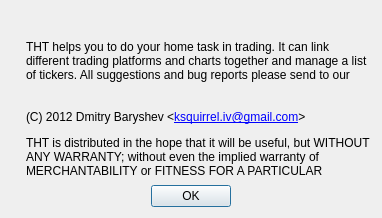
First picture: the form in about.ui, repository HappySeaFox/tht, before the edit.
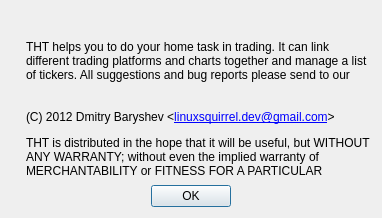
Second picture: the form after the edit. Icons and pictures are not drawn.

Diff of the .ui file:
```diff
--- a/about.ui
+++ b/about.ui
@@ -129,7 +129,7 @@
        <item>
         <widget class="QLabel" name="label_4">
          <property name="text">
-          <string>(C) 2012 Dmitry Baryshev &amp;lt;&lt;a href=&quot;mailto:ksquirrel.iv@gmail.com&quot;&gt;ksquirrel.iv@gmail.com&lt;/a&gt;&amp;gt;</string>
+          <string>&lt;html&gt;&lt;head/&gt;&lt;body&gt;&lt;p&gt;(C) 2012 Dmitry Baryshev &amp;lt;&lt;a href=&quot;mailto:linuxsquirrel.dev@gmail.com&quot;&gt;&lt;span style=&quot; text-decoration: underline; color:#0000ff;&quot;&gt;linuxsquirrel.dev@gmail.com&lt;/span&gt;&lt;/a&gt;&amp;gt;&lt;/p&gt;&lt;/body&gt;&lt;/html&gt;</string>
          </property>
          <property name="textFormat">
           <enum>Qt::RichText</enum>
```
